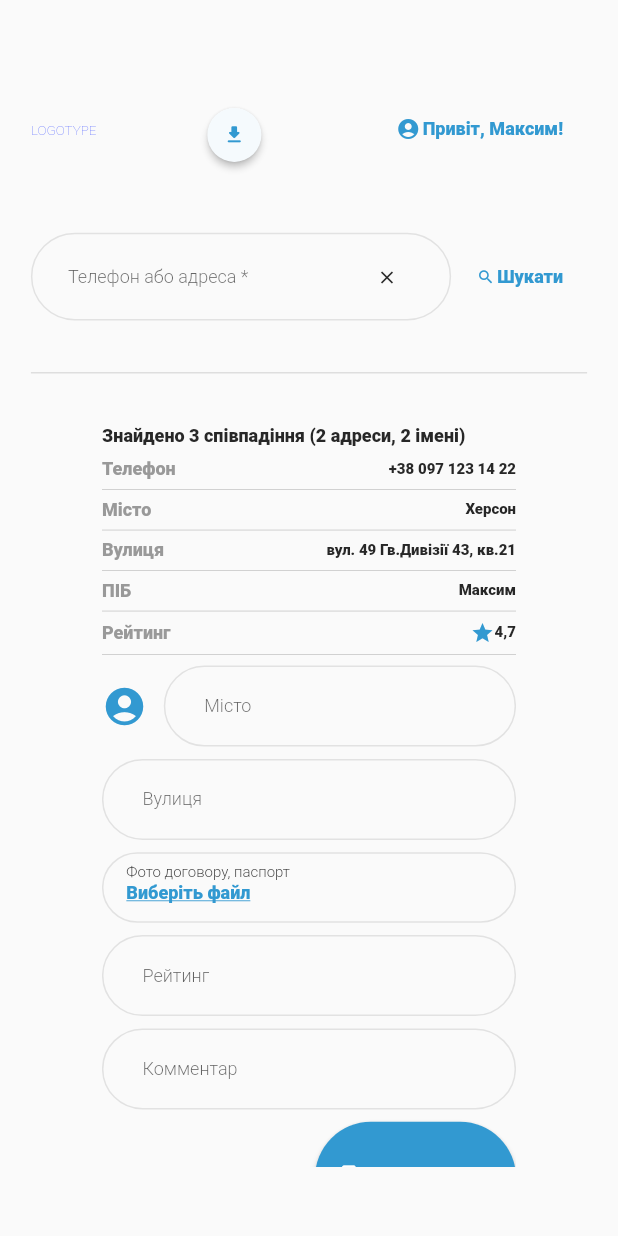
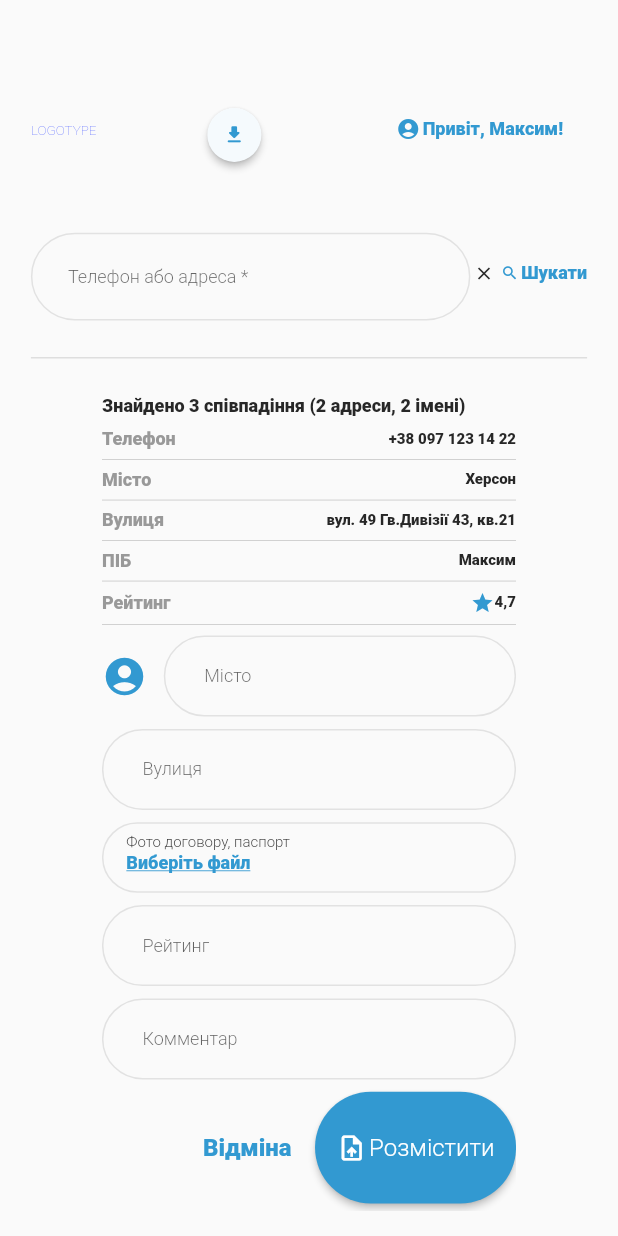
Before and after one commit to ga8ert/roomfind, a Flutter app: the LargeMainForm screen opened directly, after a tap on "Шукати", on a phone screen of 412 x 824 dp. Run offline on Flutter 3.47's test engine with Material 2 defaults, Android fonts, the light colour scheme and no system bars.

Commit message:
fixed bugs

```diff
--- a/lib/res/styles.dart
+++ b/lib/res/styles.dart
@@ -127,7 +127,6 @@
   );
 
   static TextStyle robotoW900Px12b = TextStyle(
-    decoration: TextDecoration.underline,
     color: Color(0xFF000000),
     fontSize: 12,
     fontFamily: 'Roboto',
--- a/lib/ui/main/main_form.dart
+++ b/lib/ui/main/main_form.dart
@@ -92,8 +92,11 @@
           ),
         ),
 
-        Center(
-          child: Container(
+         Row(
+           mainAxisAlignment: MainAxisAlignment.center,
+           children: [
+             Container(
+
                 margin: EdgeInsets.only(top: SizeConfig.safeBlockVertical * 20),
                height: SizeConfig.safeBlockVertical * 13,
                width: SizeConfig.safeBlockHorizontal * 100,
@@ -105,9 +108,13 @@
                 ],
               ),
              ),
+           ],
          ),
-        Stack(
-          children:[
+        Row(
+          mainAxisAlignment: MainAxisAlignment.center,
+          children: [
+            Expanded(
+              child:
                 Container(
                 padding: EdgeInsets.symmetric(horizontal: SizeConfig.blockSizeHorizontal * 20),
 
@@ -139,6 +146,7 @@
                     hintStyle: Styles.robotoW300Px12,
                     isDense: true,
                     contentPadding: EdgeInsets.symmetric(vertical: 25, horizontal: 27),
+                ),
                 ),
                 ),
             ),
--- a/lib/ui/search_result/head_form/small_head_form.dart
+++ b/lib/ui/search_result/head_form/small_head_form.dart
@@ -1,5 +1,4 @@
 import 'package:flutter/material.dart';
-
 import 'package:roomfind/res/colors.dart';
 import 'package:roomfind/res/strings.dart';
 import 'package:roomfind/res/styles.dart';
@@ -33,6 +32,7 @@
                   ],
                 ),
               ), //Logotype
+
               Container(
 
                 margin:
@@ -52,7 +52,8 @@
                     ],
                   ),
                 ),
-              ),//Договір на оренду
+              ), //Договір на оренду
+
               Container(
                 margin:
                 EdgeInsets.only(top: SizeConfig.safeBlockVertical * 7 ),
@@ -86,12 +87,12 @@
             ],
           ), //UserName
 
-          Stack(
+              Row(
                 children: [
-              Container(
+                  Expanded(
+                    child: Container(
                       padding: EdgeInsets.only(
                         top: SizeConfig.blockSizeVertical * 5,
-                  right: SizeConfig.blockSizeHorizontal *22,
                       ),
                       child: TextField(
                         style: Styles.robotoW300Px12,
@@ -124,47 +125,32 @@
                         ),
                       ),
                     ),
+                  ),
 
-              Padding(
-                padding:  EdgeInsets.only(top: SizeConfig.safeBlockVertical * 5.7),
-                child: Row(
+                  Row(
                         mainAxisAlignment: MainAxisAlignment.end,
                         children: [
+                          SizedBox(width: SizeConfig.blockSizeHorizontal*0.5),
                           Container(
-                      //alignment: Alignment.centerRight,
-                      // margin: EdgeInsets.only(
-                      //   left: SizeConfig.blockSizeHorizontal * 42,
-                      //     top: SizeConfig.blockSizeVertical * 5.8),
-                      child: FlatButton(
-                        onPressed: () {},
-                        padding: EdgeInsets.only(
-                          top: SizeConfig.blockSizeVertical * 0.1,
-                          left: SizeConfig.blockSizeHorizontal * 0.1,
+                            margin: EdgeInsets.only(
+                              top: SizeConfig.blockSizeVertical * 4.5,
                             ),
-                        color: Colors.transparent,
-                        shape: CircleBorder(
-                            side: BorderSide(color: Colors.transparent)),
-                        child: Row(
-                          children: [
-                            Icon(
+                            child: GestureDetector(
+                              onTap: (){},
+                              child: Icon(
                                 Icons.close,
                                 color: ApplicationColors.black,
                                 size: 14.0,
                               ),
-                          ],
                             ),
                           ),
+                          SizedBox(width: SizeConfig.blockSizeHorizontal*1),
+                          Container(
+                            margin: EdgeInsets.only(
+                              top: SizeConfig.blockSizeVertical * 4.5,
                             ),
-                    Container(
-
-                      // margin: EdgeInsets.only(
-                      //     top: SizeConfig.blockSizeVertical * 5.5),
-                      child: FlatButton(
-                        minWidth: 14,
-                        textColor: ApplicationColors.blue,
-                        onPressed: () {},
-                        shape: CircleBorder(
-                            side: BorderSide(color: Colors.transparent)),
+                            child: GestureDetector(
+                              onTap: (){},
                               child: Row(
                                 children: [
                                   Icon(
@@ -179,14 +165,16 @@
                               ),
                             ),
                           ),
+
                         ],
                       ),
-              ),
+
                 ],
               ),
+
           const Divider(
             color: Colors.grey,
-            height: 70,
+            height: 50,
             thickness: 0.3,
             endIndent: 0,
           ),
--- a/lib/ui/search_result/large_search_found_form.dart
+++ b/lib/ui/search_result/large_search_found_form.dart
@@ -197,7 +197,7 @@
                               child: Wrap(
                                 children: [
                                   Text(ApplicationTexts.textPhotoPassport,
-                                  style: Styles.robotoW300Px12,
+                                  style: Styles.robotoW300Px10,
                                   ),
                                 ],
                               ),
@@ -208,7 +208,7 @@
                               child: Wrap(
                                 children: [
                                   Text(ApplicationTexts.textSelectFile,
-                                    style: Styles.robotoW900Px16,
+                                    style: Styles.robotoW900Px12,
                                   ),
 
                                 ],
--- a/lib/ui/search_result/small_search_found_form.dart
+++ b/lib/ui/search_result/small_search_found_form.dart
@@ -11,7 +11,7 @@
       child: Center(
           child: Container(
             alignment: Alignment.center,
-            height: SizeConfig.blockSizeVertical * 60,
+            height: SizeConfig.blockSizeVertical * 66,
             width: SizeConfig.blockSizeHorizontal * 67,
             child: ListView(
               scrollDirection: Axis.vertical,
```
Also changed, not shown: lib/ui/search_result/head_form/large_head_form.dart (+23 -32 lines), lib/ui/search_result/head_form/medium_head_form.dart (+23 -31 lines). Lines whose indentation alone changed are shown as unchanged.
